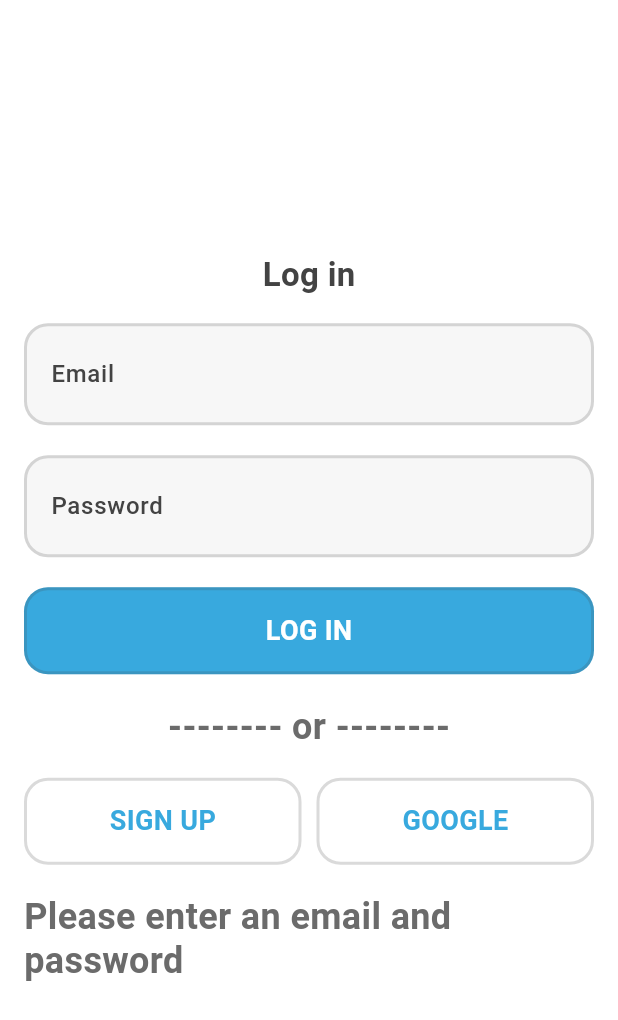
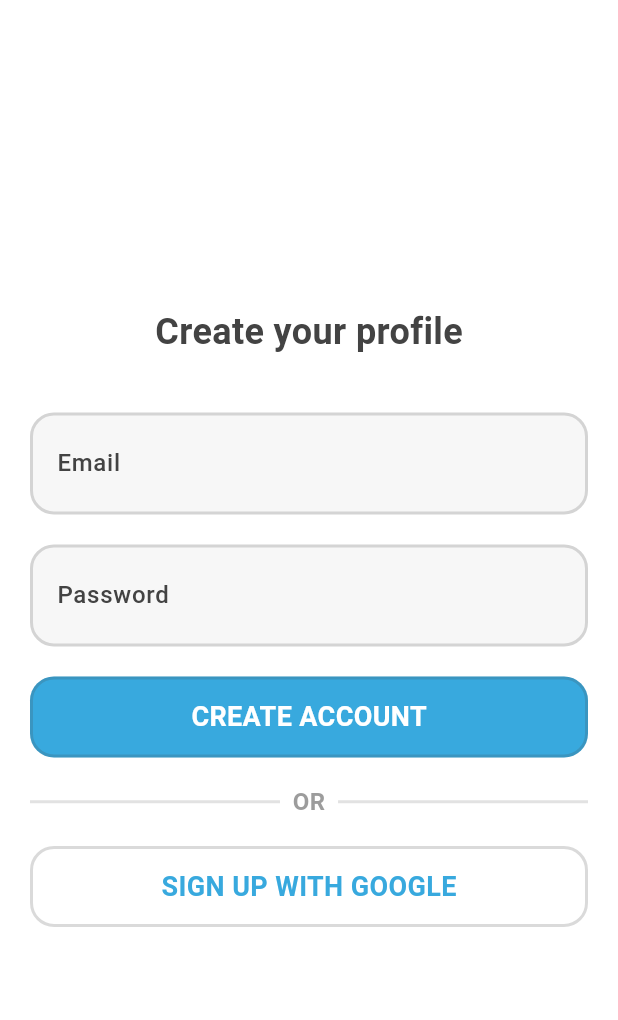
Before and after one commit to blakejjia/LearningTrail, a Flutter app: the screen it shows after launch, after a tap on "LOG IN", after a tap on "SIGN UP", on a phone screen of 412 x 824 dp. Shown: the top 1020 px of the screen. Run offline on Flutter 3.47's test engine with Material 3 defaults, Android fonts, the phone set to English and light mode, and no system bars; our stand-ins replace firebase_auth, firebase_core, google_sign_in; accounts and stored records are empty.

```diff
--- a/lib/app/loginPage.dart
+++ b/lib/app/auth/loginPage.dart
@@ -2,6 +2,7 @@ import 'package:flutter/material.dart';
 import 'package:learningtrail/components/themedButton.dart';
 import 'package:learningtrail/components/themedText.dart';
 import 'package:learningtrail/components/themedTextInput.dart';
+import 'package:learningtrail/app/auth/signupPage.dart';
 import 'package:learningtrail/services/auth.dart';
 
 class LoginPage extends StatefulWidget {
@@ -43,30 +44,15 @@ class _LoginPageState extends State<LoginPage> {
     }
   }
 
-  Future<void> _signUp() async {
-    if (_emailController.text.isEmpty || _passwordController.text.isEmpty) {
-      setState(() {
-        _errorMessage = 'Please enter an email and password';
-      });
-      return;
-    }
-    setState(() {
-      _isLoading = true;
-    });
-    try {
-      await AuthService().signUpWithEmailAndPassword(
-        email: _emailController.text,
-        password: _passwordController.text,
-      );
-    } finally {
-      setState(() {
-        _isLoading = false;
-      });
-    }
+  void _navigateToSignup() {
+    Navigator.push(
+      context,
+      MaterialPageRoute(builder: (context) => SignupPage()),
+    );
   }
 
   Future<void> _loginWithGoogle() async {
-    // await AuthService().signInWithGoogle();
+    await AuthService().signInWithGoogle();
   }
 
   @override
@@ -84,26 +70,53 @@ class _LoginPageState extends State<LoginPage> {
               type: ThemedTextType.primary,
               fontSize: Theme.of(context).textTheme.titleLarge?.fontSize,
             ),
-            ThemedTextInput(hint: 'Email', controller: _emailController),
+            SizedBox(),
+            ThemedTextInput(
+              hint: 'Email',
+              controller: _emailController,
+              autofillHints: [AutofillHints.email],
+            ),
             ThemedTextInput(
               hint: 'Password',
               controller: _passwordController,
               obscureText: true,
+              autofillHints: [AutofillHints.password],
             ),
             ThemedButton(
               onPressed: _signIn,
               title: 'Log In',
               type: ThemedButtonType.secondary,
             ),
-            ThemedText(
-              text: '-------- or --------',
-              type: ThemedTextType.secondary,
+            Row(
+              children: [
+                Expanded(
+                  child: Divider(
+                    color: Theme.of(
+                      context,
+                    ).colorScheme.onSurfaceVariant.withAlpha(50),
+                    thickness: 2,
+                  ),
+                ),
+                ThemedText(
+                  text: '  OR  ',
+                  type: ThemedTextType.secondary,
+                  fontSize: 16,
+                ),
+                Expanded(
+                  child: Divider(
+                    color: Theme.of(
+                      context,
+                    ).colorScheme.onSurfaceVariant.withAlpha(50),
+                    thickness: 2,
+                  ),
+                ),
+              ],
             ),
             Row(
               children: [
                 Expanded(
                   child: ThemedButton(
-                    onPressed: _signUp,
+                    onPressed: _navigateToSignup,
                     title: 'Sign Up',
                     type: ThemedButtonType.secondary,
                     reversed: true,
@@ -121,7 +134,11 @@ class _LoginPageState extends State<LoginPage> {
               ],
             ),
             if (_errorMessage.isNotEmpty)
-              ThemedText(text: _errorMessage, type: ThemedTextType.secondary),
+              ThemedText(
+                text: _errorMessage,
+                type: ThemedTextType.secondary,
+                fontSize: 16,
+              ),
           ],
         ),
       ),
--- /dev/null
+++ b/lib/app/auth/signupPage.dart
@@ -0,0 +1,134 @@
+import 'package:flutter/material.dart';
+import 'package:learningtrail/components/themedButton.dart';
+import 'package:learningtrail/components/themedText.dart';
+import 'package:learningtrail/components/themedTextInput.dart';
+import 'package:learningtrail/app/entrypage.dart';
+import 'package:learningtrail/services/auth.dart';
+
+class SignupPage extends StatefulWidget {
+  const SignupPage({super.key});
+
+  @override
+  State<SignupPage> createState() => _SignupPageState();
+}
+
+class _SignupPageState extends State<SignupPage> {
+  final TextEditingController _emailController = TextEditingController();
+  final TextEditingController _passwordController = TextEditingController();
+  String _errorMessage = '';
+  bool _isLoading = false;
+
+  Future<void> _signUp() async {
+    if (_emailController.text.isEmpty || _passwordController.text.isEmpty) {
+      setState(() {
+        _errorMessage = 'Please enter an email and password';
+      });
+      return;
+    }
+    setState(() {
+      _isLoading = true;
+    });
+    try {
+      await AuthService().signUpWithEmailAndPassword(
+        email: _emailController.text,
+        password: _passwordController.text,
+      );
+      Navigator.push(
+        context,
+        MaterialPageRoute(builder: (context) => Entrypage()),
+      );
+    } catch (e) {
+      setState(() {
+        _errorMessage = e.toString();
+      });
+    } finally {
+      setState(() {
+        _isLoading = false;
+      });
+    }
+  }
+
+  Future<void> _loginWithGoogle() async {
+    bool success = await AuthService().signInWithGoogle();
+    if (success) {
+      Navigator.push(
+        context,
+        MaterialPageRoute(builder: (context) => Entrypage()),
+      );
+    }
+  }
+
+  @override
+  Widget build(BuildContext context) {
+    return Scaffold(
+      body: Padding(
+        padding: const EdgeInsets.all(20.0),
+        child: Column(
+          mainAxisAlignment: MainAxisAlignment.center,
+          crossAxisAlignment: CrossAxisAlignment.center,
+          spacing: 20,
+          children: [
+            ThemedText(
+              text: 'Create your profile',
+              type: ThemedTextType.primary,
+            ),
+            SizedBox.shrink(),
+            ThemedTextInput(
+              controller: _emailController,
+              hint: 'Email',
+              autofillHints: [AutofillHints.email],
+            ),
+            ThemedTextInput(
+              controller: _passwordController,
+              hint: 'Password',
+              autofillHints: [AutofillHints.password],
+            ),
+            ThemedButton(
+              onPressed: _signUp,
+              title: 'Create Account',
+              type: ThemedButtonType.secondary,
+            ),
+            Row(
+              children: [
+                Expanded(
+                  child: Divider(
+                    color: Theme.of(
+                      context,
+                    ).colorScheme.onSurfaceVariant.withAlpha(50),
+                    thickness: 2,
+                  ),
+                ),
+                ThemedText(
+                  text: '  OR  ',
+                  type: ThemedTextType.secondary,
+                  fontSize: 16,
+                ),
+                Expanded(
+                  child: Divider(
+                    color: Theme.of(
+                      context,
+                    ).colorScheme.onSurfaceVariant.withAlpha(50),
+                    thickness: 2,
+                  ),
+                ),
+              ],
+            ),
+
+            ThemedButton(
+              onPressed: _loginWithGoogle,
+              title: 'Sign up with Google',
+              type: ThemedButtonType.secondary,
+              reversed: true,
+            ),
+            if (_errorMessage.isNotEmpty)
+              ThemedText(
+                text: _errorMessage,
+                type: ThemedTextType.secondary,
+                fontSize: 16,
+              ),
+          ],
+        ),
+      ),
+    );
+  }
+}
--- a/lib/app/entryPage.dart
+++ b/lib/app/entryPage.dart
@@ -2,7 +2,7 @@ import 'package:flutter/material.dart';
 import 'package:learningtrail/services/auth.dart';
 import 'package:learningtrail/app/homePage.dart';
 import 'package:firebase_auth/firebase_auth.dart';
-import 'package:learningtrail/app/loginPage.dart';
+import 'package:learningtrail/app/auth/loginPage.dart';
 
 class Entrypage extends StatefulWidget {
   const Entrypage({super.key});
--- a/lib/components/themedButton.dart
+++ b/lib/components/themedButton.dart
@@ -1,9 +1,10 @@
 import 'package:flutter/material.dart';
 import 'package:learningtrail/components/themedText.dart';
+import 'package:flutter/services.dart';
 
 enum ThemedButtonType { primary, secondary }
 
-class ThemedButton extends StatelessWidget {
+class ThemedButton extends StatefulWidget {
   // Button onPressed
   final VoidCallback? onPressed;
 
@@ -16,8 +17,8 @@ class ThemedButton extends StatelessWidget {
   // Button title, if has title, children will be ignored
   final String? title;
 
-  // Button children, if has children, title will be ignored
-  final Widget? children;
+  // Button child, if has child, title will be ignored
+  final Widget? child;
 
   // Button type
   final ThemedButtonType type;
@@ -27,20 +28,42 @@ class ThemedButton extends StatelessWidget {
     required this.onPressed,
     required this.title,
     this.width,
-    this.children,
+    this.child,
     this.type = ThemedButtonType.primary,
     this.reversed = false,
   });
 
   @override
+  State<ThemedButton> createState() => _ThemedButtonState();
+}
+
+class _ThemedButtonState extends State<ThemedButton> {
+  bool _pressed = false;
+
+  void _setPressed(bool value) {
+    setState(() {
+      _pressed = value;
+    });
+  }
+
+  @override
   Widget build(BuildContext context) {
-    return InkWell(
-      onTap: onPressed,
+    return GestureDetector(
+      onTap: widget.onPressed,
+      onTapDown: (_) {
+        _setPressed(true);
+        HapticFeedback.lightImpact();
+      },
+      onTapUp: (_) => _setPressed(false),
+      onTapCancel: () => _setPressed(false),
+      child: AnimatedScale(
+        scale: _pressed ? 0.98 : 1.0,
+        duration: const Duration(milliseconds: 100),
         child: Container(
-        width: width ?? double.infinity,
+          width: widget.width ?? double.infinity,
           decoration: BoxDecoration(
             borderRadius: BorderRadius.circular(16.0),
-          color: _backgroundColor(context, reversed, type),
+            color: _backgroundColor(context, widget.reversed, widget.type),
             border: Border.all(
               color: Theme.of(
                 context,
@@ -49,13 +72,20 @@ class ThemedButton extends StatelessWidget {
             ),
           ),
           child: Padding(
-          padding: const EdgeInsets.symmetric(vertical: 16.0),
+            padding: const EdgeInsets.symmetric(vertical: 14.0),
             child: Center(
-            child: ThemedText(
-              text: title?.toUpperCase() ?? '',
+              child:
+                  widget.child ??
+                  ThemedText(
+                    text: widget.title?.toUpperCase() ?? '',
                     type: ThemedTextType.primary,
                     fontSize: 18.0,
-              color: _foregroundColor(context, reversed, type),
+                    color: _foregroundColor(
+                      context,
+                      widget.reversed,
+                      widget.type,
+                    ),
+                  ),
             ),
           ),
         ),
--- a/lib/components/themedText.dart
+++ b/lib/components/themedText.dart
@@ -1,6 +1,6 @@
 import 'package:flutter/material.dart';
 
-enum ThemedTextType { primary, secondary }
+enum ThemedTextType { primary, secondary, hint }
 
 class ThemedText extends StatelessWidget {
   final String text;
@@ -36,5 +36,7 @@ Color _textColor(BuildContext context, ThemedTextType type) {
       return Theme.of(context).colorScheme.onSurface;
     case ThemedTextType.secondary:
       return Theme.of(context).colorScheme.onSurfaceVariant;
+    case ThemedTextType.hint:
+      return Theme.of(context).colorScheme.onSurfaceVariant.withAlpha(50);
   }
 }
--- a/lib/components/themedTextinput.dart
+++ b/lib/components/themedTextinput.dart
@@ -7,12 +7,14 @@ class ThemedTextInput extends StatelessWidget {
     this.hint,
     this.height,
     this.obscureText = false,
+    this.autofillHints,
   });
 
   final String? hint;
   final double? height;
   final TextEditingController? controller;
   final bool obscureText;
+  final List<String>? autofillHints;
 
   @override
   Widget build(BuildContext context) {
@@ -29,6 +31,7 @@ class ThemedTextInput extends StatelessWidget {
         ),
       ),
       child: TextField(
+        autofillHints: autofillHints,
         controller: controller,
         obscureText: obscureText,
         decoration: InputDecoration(
--- a/lib/main.dart
+++ b/lib/main.dart
@@ -35,9 +35,8 @@ class MyApp extends StatelessWidget {
               // surface
               surface: Colors.white,
               surfaceContainerHigh: Color(0xFFe5e5e5),
-              onSurface: Color(0xFF434343),
-              onSurfaceVariant: Color(0XFF6b6b6b),
-
+              onSurface: Color(0xFF434343), // color for normal text
+              onSurfaceVariant: Color(0Xaa6b6b6b), // color for hint text
               // other
               error: Colors.red,
               onError: Colors.white,
--- a/lib/services/auth.dart
+++ b/lib/services/auth.dart
@@ -1,4 +1,5 @@
 import 'package:firebase_auth/firebase_auth.dart';
+import 'package:google_sign_in/google_sign_in.dart';
 
 class AuthService {
   final FirebaseAuth _auth = FirebaseAuth.instance;
@@ -24,6 +25,23 @@ class AuthService {
     );
   }
 
+  Future<bool> signInWithGoogle() async {
+    try {
+      final GoogleSignInAccount? googleUser = await GoogleSignIn().signIn();
+      final GoogleSignInAuthentication googleAuth =
+          await googleUser!.authentication;
+      final credential = GoogleAuthProvider.credential(
+        accessToken: googleAuth.accessToken,
+        idToken: googleAuth.idToken,
+      );
+      await _auth.signInWithCredential(credential);
+      return true;
+    } catch (e) {
+      print("error:" + e.toString());
+      return false;
+    }
+  }
+
   Future<void> signOut() async {
     await _auth.signOut();
   }
--- a/pubspec.yaml
+++ b/pubspec.yaml
@@ -36,6 +36,7 @@ dependencies:
   cupertino_icons: ^1.0.8
   firebase_core: ^3.13.1
   firebase_auth: ^5.5.4
+  google_sign_in: ^6.3.0
 
 dev_dependencies:
   flutter_test:
```
Also changed, not shown: pubspec.lock, 2 other files. Lines whose indentation alone changed are shown as unchanged.
